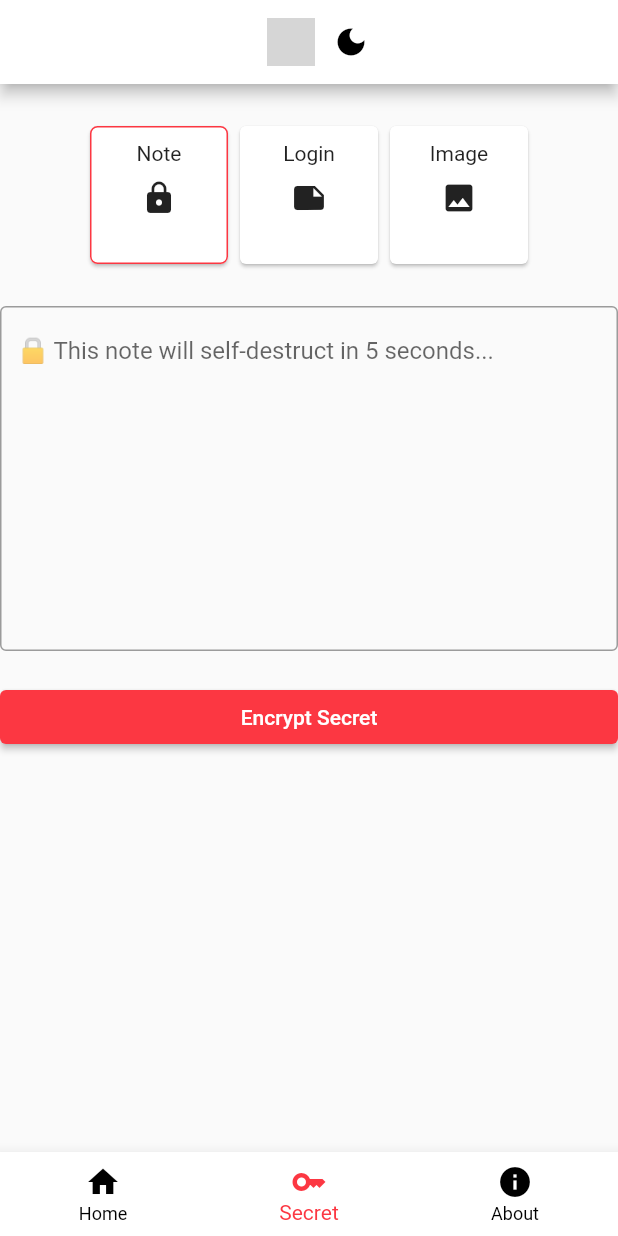
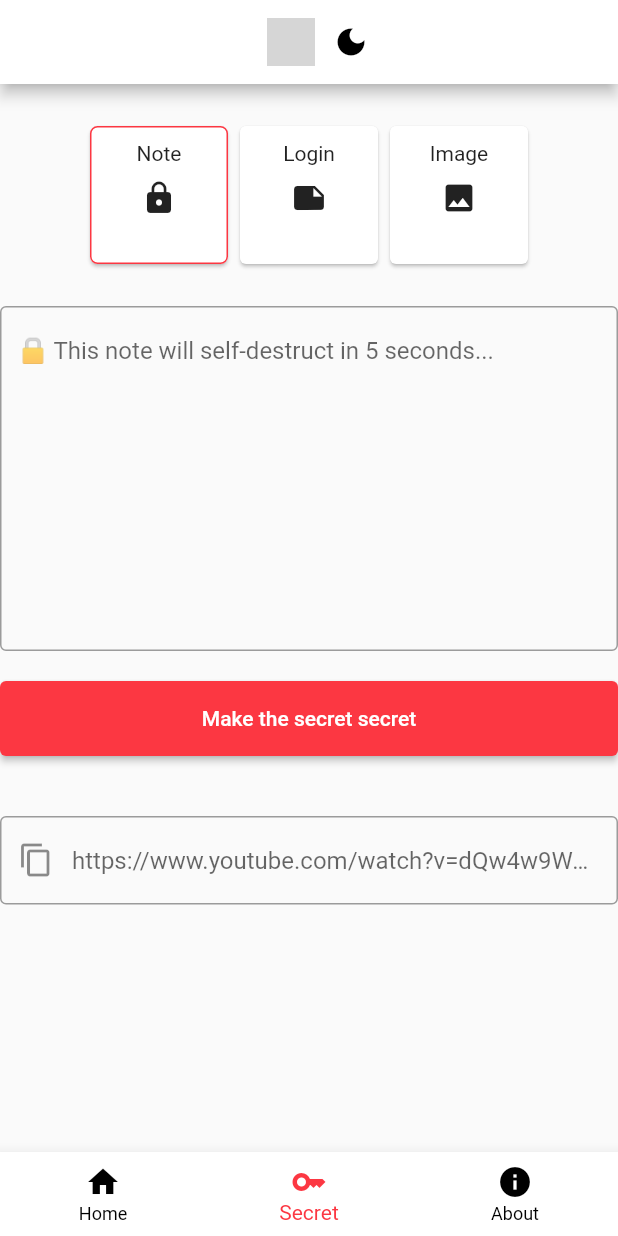
Before and after one commit to victor-42/pws-secrets, a Flutter app: the screen it shows after launch, on a phone screen of 412 x 824 dp. Run offline on Flutter 3.47's test engine with Material 3 defaults, Android fonts, the phone set to English and light mode, and no system bars; our stand-ins replace shared_preferences; grey boxes are pictures that could not be loaded.

Commit message:
Some start

```diff
--- a/app/lib/secret-forms/note.dart
+++ b/app/lib/secret-forms/note.dart
@@ -61,8 +61,12 @@ class NoteForm extends StatefulWidget {
 }
 
 class _NoteFormState extends State<NoteForm> {
+
+
   @override
   Widget build(BuildContext context) {
+    var secretUrl;
+    secretUrl = "https://www.youtube.com/watch?v=dQw4w9WgXcQ";
     return Column(
       children: [
         TextField(
@@ -75,6 +79,7 @@ class _NoteFormState extends State<NoteForm> {
         SizedBox(height: 20),
         SizedBox(
           width: double.infinity,
+          height: 50,
           child: ElevatedButton(
 
             onPressed: () {
@@ -84,8 +89,29 @@ class _NoteFormState extends State<NoteForm> {
                 ),
               );
             },
-            child: const Text('Encrypt Secret'),
+            child: const Text('Make the secret secret'),
           ),
+        ),
+        SizedBox(height: 40),
+        TextField(
+          decoration: InputDecoration(
+            prefixIcon: InkWell(
+              onTap: () {
+                ScaffoldMessenger.of(context).showSnackBar(
+                  const SnackBar(
+                    content: Text('Copied to clipboard'),
+                  ),
+                );
+              },
+              child: const Icon(Icons.copy),
+            ),
+            border: OutlineInputBorder(),
+            hintText: secretUrl,
+          ),
+          obscureText: true,
+          readOnly: true,
+          enableInteractiveSelection: true,
+
         ),
       ],
     );
--- a/app/lib/theme.dart
+++ b/app/lib/theme.dart
@@ -48,9 +48,16 @@ class SecretsTheme {
         primary: Color(0xfffc3742),
         surface: Color(0xff414141),
       ),
+      elevatedButtonTheme: ElevatedButtonThemeData(
+        style: ButtonStyle(
+          // Setting foreground color (text and icon) to white
+          foregroundColor: MaterialStateProperty.all<Color>(Color(0xffffffff)),
+        ),
+      ),
       bottomNavigationBarTheme: const BottomNavigationBarThemeData(
         selectedItemColor: Color(0xfffc3742),
         unselectedItemColor: Color(0xffffffff),
+        backgroundColor: Color(0xff414141),
       ),
     );
   }
```
Also changed, not shown: app/lib/screens/home.dart (+51 -2 lines), app/lib/secret-forms/login.dart (+10 -5 lines), app/lib/state-manager.dart (+17 -0 lines), app/lib/widgets/secret_archive_listtile.dart (added, +16 -0 lines), 1 other file.
